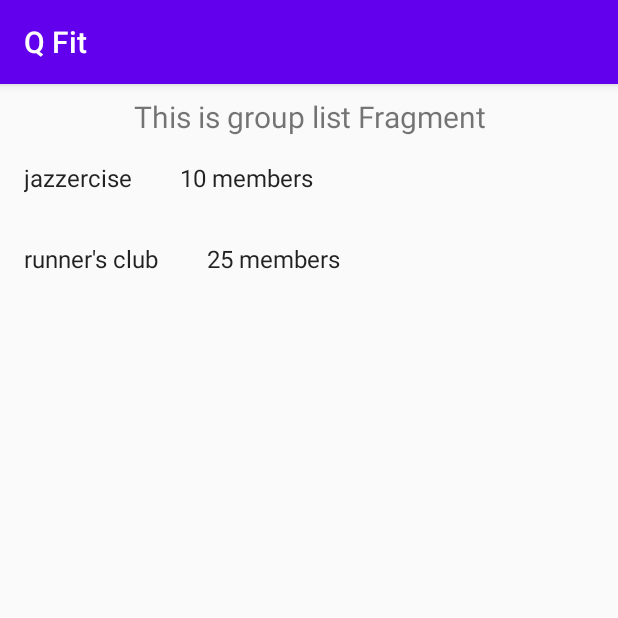
After one commit to tonyjhuang/QFit, an Android app: the fragment GroupListFragment shown on its own in the app's theme, on a phone screen of 412 x 824 dp, the top half of it. The commit adds this screen. Run offline under Robolectric (Android 15) with nearby library versions, the phone set to English and light mode, and no system bars.

Commit message:
group list boiler plate

```diff
--- a/app/build.gradle
+++ b/app/build.gradle
@@ -56,6 +56,8 @@ dependencies {
     implementation 'com.firebaseui:firebase-ui-auth:6.2.0'
     implementation 'com.google.firebase:firebase-analytics:17.2.2'
 
+    implementation 'androidx.legacy:legacy-support-v4:1.0.0'
+    implementation 'androidx.recyclerview:recyclerview:1.0.0'
     testImplementation 'junit:junit:4.12'
     androidTestImplementation 'androidx.test.ext:junit:1.1.1'
     androidTestImplementation 'androidx.test.espresso:espresso-core:3.2.0'
--- a/app/src/main/java/com/tonyjhuang/qfit/MainActivity.kt
+++ b/app/src/main/java/com/tonyjhuang/qfit/MainActivity.kt
@@ -79,7 +79,7 @@ class MainActivity : AppCompatActivity() {
         // menu should be considered as top level destinations.
         val appBarConfiguration = AppBarConfiguration(
             setOf(
-                R.id.navigation_home, R.id.navigation_groups
+                R.id.navigation_home, R.id.navigation_group_list
             )
         )
         setupActionBarWithNavController(navController, appBarConfiguration)
--- /dev/null
+++ b/app/src/main/java/com/tonyjhuang/qfit/ui/groups/GroupListFragment.kt
@@ -0,0 +1,47 @@
+package com.tonyjhuang.qfit.ui.groups
+
+import android.os.Bundle
+import android.view.LayoutInflater
+import android.view.View
+import android.view.ViewGroup
+import android.widget.TextView
+import androidx.fragment.app.Fragment
+import androidx.lifecycle.Observer
+import androidx.lifecycle.ViewModelProviders
+import androidx.recyclerview.widget.LinearLayoutManager
+import androidx.recyclerview.widget.RecyclerView
+import com.tonyjhuang.qfit.R
+
+class GroupListFragment : Fragment() {
+
+    private lateinit var groupListViewModel: GroupListViewModel
+    private val adapter = GroupRecyclerViewAdapter(::onGroupItemClicked)
+    override fun onCreateView(
+        inflater: LayoutInflater, container: ViewGroup?,
+        savedInstanceState: Bundle?
+    ): View? {
+        groupListViewModel =
+            ViewModelProviders.of(this).get(GroupListViewModel::class.java)
+
+        val view = inflater.inflate(R.layout.fragment_group_list, container, false)
+        with(view.findViewById<RecyclerView>(R.id.list)) {
+            layoutManager = LinearLayoutManager(context)
+            adapter = this@GroupListFragment.adapter
+        }
+
+        groupListViewModel.text.observe(this, Observer {
+            view.findViewById<TextView>(R.id.text_title).text = it
+        })
+        groupListViewModel.groupList.observe(this, Observer {
+            adapter.values = it
+        })
+
+        return view
+    }
+
+    private fun onGroupItemClicked(groupItem: GroupItem) {
+
+    }
+}
+
+data class GroupItem(val name: String, val totalMembers: Int)
--- /dev/null
+++ b/app/src/main/java/com/tonyjhuang/qfit/ui/groups/GroupListViewModel.kt
@@ -0,0 +1,21 @@
+package com.tonyjhuang.qfit.ui.groups
+
+import androidx.lifecycle.LiveData
+import androidx.lifecycle.MutableLiveData
+import androidx.lifecycle.ViewModel
+
+class GroupListViewModel : ViewModel() {
+
+    private val _text = MutableLiveData<String>().apply {
+        value = "This is group list Fragment"
+    }
+    val text: LiveData<String> = _text
+
+    private val _groupList = MutableLiveData<List<GroupItem>>().apply {
+        value = listOf(
+            GroupItem("jazzercise", 10),
+            GroupItem("runner's club", 25)
+        )
+    }
+    val groupList: LiveData<List<GroupItem>> = _groupList
+}
--- /dev/null
+++ b/app/src/main/java/com/tonyjhuang/qfit/ui/groups/GroupRecyclerViewAdapter.kt
@@ -0,0 +1,60 @@
+package com.tonyjhuang.qfit.ui.groups
+
+
+import android.view.LayoutInflater
+import android.view.View
+import android.view.ViewGroup
+import android.widget.TextView
+import androidx.recyclerview.widget.RecyclerView
+import com.tonyjhuang.qfit.R
+import kotlinx.android.synthetic.main.group_item.view.*
+
+class GroupRecyclerViewAdapter(
+    private val clickListener: (GroupItem) -> Unit
+) : RecyclerView.Adapter<GroupRecyclerViewAdapter.ViewHolder>() {
+
+    private val mOnClickListener: View.OnClickListener
+
+    private var _values: List<GroupItem> = emptyList()
+    var values: List<GroupItem>
+        get() = _values
+        set(value) {
+            _values = value
+            notifyDataSetChanged()
+        }
+
+    init {
+        mOnClickListener = View.OnClickListener { v ->
+            val item = v.tag as GroupItem
+            clickListener(item)
+        }
+    }
+
+    override fun onCreateViewHolder(parent: ViewGroup, viewType: Int): ViewHolder {
+        val view = LayoutInflater.from(parent.context)
+            .inflate(R.layout.group_item, parent, false)
+        return ViewHolder(view)
+    }
+
+    override fun onBindViewHolder(holder: ViewHolder, position: Int) {
+        val item = values[position]
+        holder.mIdView.text = item.name
+        holder.mContentView.text = item.totalMembers.toString() + " members"
+
+        with(holder.mView) {
+            tag = item
+            setOnClickListener(mOnClickListener)
+        }
+    }
+
+    override fun getItemCount(): Int = values.size
+
+    inner class ViewHolder(val mView: View) : RecyclerView.ViewHolder(mView) {
+        val mIdView: TextView = mView.item_number
+        val mContentView: TextView = mView.content
+
+        override fun toString(): String {
+            return super.toString() + " '" + mContentView.text + "'"
+        }
+    }
+}
--- a/app/src/main/res/layout/fragment_groups.xml
+++ b/app/src/main/res/layout/fragment_group_list.xml
@@ -4,10 +4,10 @@
     xmlns:tools="http://schemas.android.com/tools"
     android:layout_width="match_parent"
     android:layout_height="match_parent"
-    tools:context=".ui.groups.GroupsFragment">
+    tools:context=".ui.groups.GroupListFragment">
 
     <TextView
-        android:id="@+id/text_dashboard"
+        android:id="@+id/text_title"
         android:layout_width="match_parent"
         android:layout_height="wrap_content"
         android:layout_marginStart="8dp"
@@ -15,8 +15,19 @@
         android:layout_marginEnd="8dp"
         android:textAlignment="center"
         android:textSize="20sp"
-        app:layout_constraintBottom_toBottomOf="parent"
         app:layout_constraintEnd_toEndOf="parent"
+        app:layout_constraintHorizontal_bias="0.0"
         app:layout_constraintStart_toStartOf="parent"
-        app:layout_constraintTop_toTopOf="parent" />
+        app:layout_constraintTop_toTopOf="parent"
+        tools:text="Hello world" />
+
+    <androidx.recyclerview.widget.RecyclerView
+        android:id="@+id/list"
+        android:name="com.tonyjhuang.qfit.ui.groups.GroupListFragment"
+        android:layout_width="match_parent"
+        android:layout_height="wrap_content"
+        app:layoutManager="LinearLayoutManager"
+        app:layout_constraintTop_toBottomOf="@+id/text_title"
+        tools:context=".ui.groups.GroupListFragment"
+        tools:listitem="@layout/group_item" />
 </androidx.constraintlayout.widget.ConstraintLayout>
--- /dev/null
+++ b/app/src/main/res/layout/group_item.xml
@@ -0,0 +1,20 @@
+<?xml version="1.0" encoding="utf-8"?>
+<LinearLayout xmlns:android="http://schemas.android.com/apk/res/android"
+    android:layout_width="wrap_content"
+    android:layout_height="wrap_content"
+    android:orientation="horizontal">
+
+    <TextView
+        android:id="@+id/item_number"
+        android:layout_width="wrap_content"
+        android:layout_height="wrap_content"
+        android:layout_margin="@dimen/text_margin"
+        android:textAppearance="?attr/textAppearanceListItem" />
+
+    <TextView
+        android:id="@+id/content"
+        android:layout_width="wrap_content"
+        android:layout_height="wrap_content"
+        android:layout_margin="@dimen/text_margin"
+        android:textAppearance="?attr/textAppearanceListItem" />
+</LinearLayout>
--- a/app/src/main/res/menu/bottom_nav_menu.xml
+++ b/app/src/main/res/menu/bottom_nav_menu.xml
@@ -7,7 +7,7 @@
         android:title="@string/title_home" />
 
     <item
-        android:id="@+id/navigation_groups"
+        android:id="@+id/navigation_group_list"
         android:icon="@drawable/ic_groups_black_24dp"
-        android:title="@string/title_groups" />
+        android:title="@string/title_group_list" />
 </menu>
--- a/app/src/main/res/values/dimens.xml
+++ b/app/src/main/res/values/dimens.xml
@@ -2,4 +2,5 @@
     <!-- Default screen margins, per the Android Design guidelines. -->
     <dimen name="activity_horizontal_margin">16dp</dimen>
     <dimen name="activity_vertical_margin">16dp</dimen>
+    <dimen name="text_margin">16dp</dimen>
 </resources>
--- a/app/src/main/res/values/strings.xml
+++ b/app/src/main/res/values/strings.xml
@@ -1,5 +1,5 @@
 <resources>
     <string name="app_name">Q Fit</string>
     <string name="title_home">Home</string>
-    <string name="title_groups">Groups</string>
+    <string name="title_group_list">Groups</string>
 </resources>
```
Also changed, not shown: app/src/main/java/com/tonyjhuang/qfit/ui/groups/GroupsFragment.kt (deleted, +0 -31 lines), app/src/main/java/com/tonyjhuang/qfit/ui/groups/GroupsViewModel.kt (deleted, +0 -13 lines), app/src/main/res/navigation/mobile_navigation.xml (+5 -5 lines).
